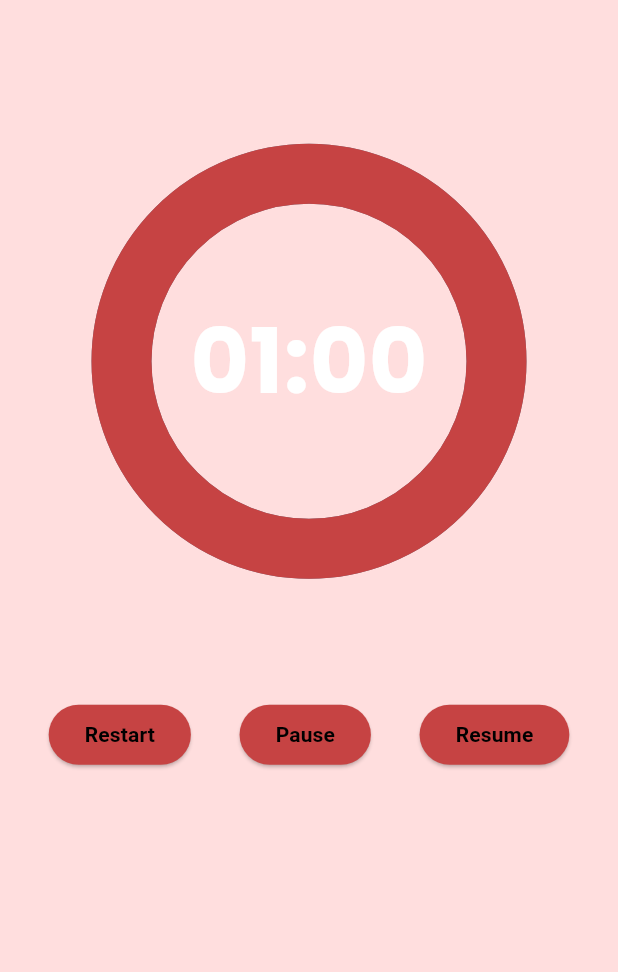
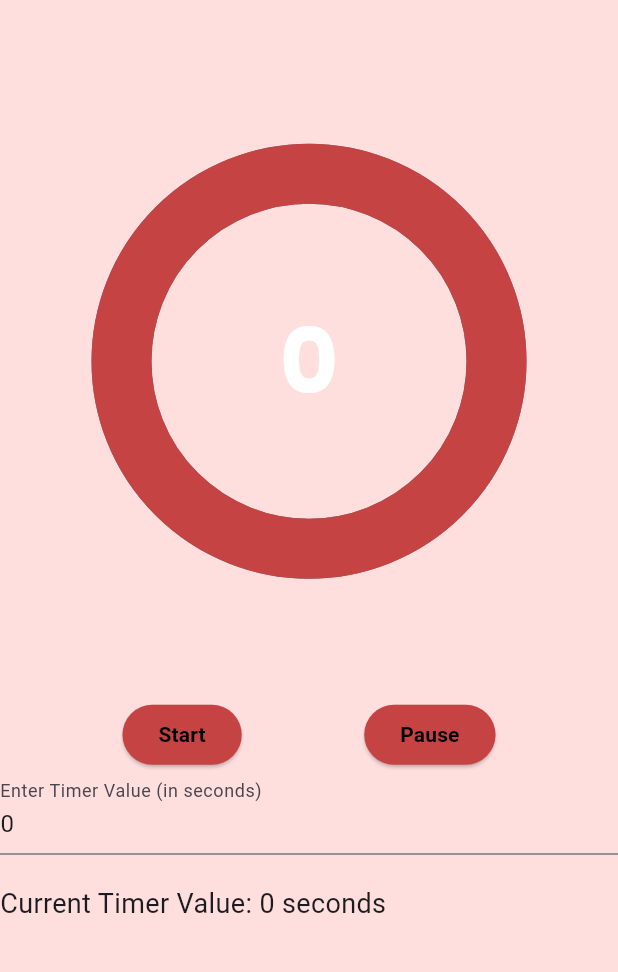
Before and after one commit to Jcaguilar18/fap_everydayfitness, a Flutter app: the CountDownTimer screen opened directly, on a phone screen of 412 x 824 dp, the part 117-1089 px from its top. Run offline on Flutter 3.47's test engine with Material 3 defaults, Android fonts, the phone set to English and light mode, and no system bars; drawn by our look-alikes of circular_countdown_timer; our stand-ins replace font_awesome_flutter, google_fonts.

Commit message:
interval update

```diff
--- a/lib/intervaltimer.dart
+++ b/lib/intervaltimer.dart
@@ -2,6 +2,7 @@
 import 'package:circular_countdown_timer/circular_countdown_timer.dart';
 import 'package:google_fonts/google_fonts.dart';
 import 'Mainmenu.dart';
+
 
 const kRedColor = Color(0xFFC64343);
 const kGreyColor = Color(0xFF6C7589);
@@ -37,6 +38,8 @@
 class CountDownTimer extends StatefulWidget {
   const CountDownTimer({Key? key}) : super(key: key);
 
+
+
   @override
   State<CountDownTimer> createState() => _CountDownTimerState();
 }
@@ -44,6 +47,15 @@
 final _countDownController = CountDownController();
 
 class _CountDownTimerState extends State<CountDownTimer> {
+  int counter =0;
+  TextEditingController edjin = TextEditingController();
+
+  @override
+  void initState(){
+    super.initState();
+    edjin.text = '0';
+  }
+
   @override
   Widget build(BuildContext context) {
     return Scaffold(
@@ -98,7 +110,9 @@
             child: Center(
               child: CircularCountDownTimer(
                 controller: _countDownController,
-                duration: 60,
+                autoStart: false,
+                initialDuration: 0,
+                duration: int.parse(edjin.text),
                 isReverse: true,
                 fillColor: kRedColor,
                 height: 250,
@@ -123,7 +137,7 @@
                 strokeCap: StrokeCap.round,
                 isReverseAnimation: true,
                 ringColor: kGreyColor,
-                autoStart: true,
+
                 textStyle: largeTextStyle,
               ),
             ),
@@ -135,19 +149,34 @@
             mainAxisAlignment: MainAxisAlignment.spaceEvenly,
             children: [
               Button(
-                text: 'Restart',
-                onPressed: () => _countDownController.start(),
+                text: 'Start',
+                onPressed: () => _countDownController.restart(duration: int.parse(edjin.text)),
               ),
               Button(
                 text: 'Pause',
                 onPressed: () => _countDownController.pause(),
               ),
-              Button(
-                text: 'Resume',
-                onPressed: () => _countDownController.resume(),
-              ),
+
+
+
             ],
-          )
+          ),
+          /////////////////////////
+          TextField(
+            keyboardType: TextInputType.number,
+            controller: edjin,
+
+
+            decoration: InputDecoration(
+              labelText: 'Enter Timer Value (in seconds)',
+            ),
+          ),
+          SizedBox(height: 20),
+          Text(
+            'Current Timer Value: $counter seconds',
+            style: TextStyle(fontSize: 18),
+          ),
+          //////////////////////////
         ],
       ),
     );
--- a/lib/todolist.dart
+++ b/lib/todolist.dart
@@ -13,7 +13,7 @@
 class _TodolistState extends State<Todolist> {
   @override
   Widget build(BuildContext context) {
-    return Scaffold(
+    return Scaffold(backgroundColor: Color(0xFFFFDEDE),
       floatingActionButton: FloatingActionButton(
         backgroundColor: Color(0xFFC64343),
         child: Icon(Icons.add),
```
Also changed, not shown: lib/mainmenu.dart (+10 -0 lines), lib/mealrecipes.dart (added, +64 -0 lines).
